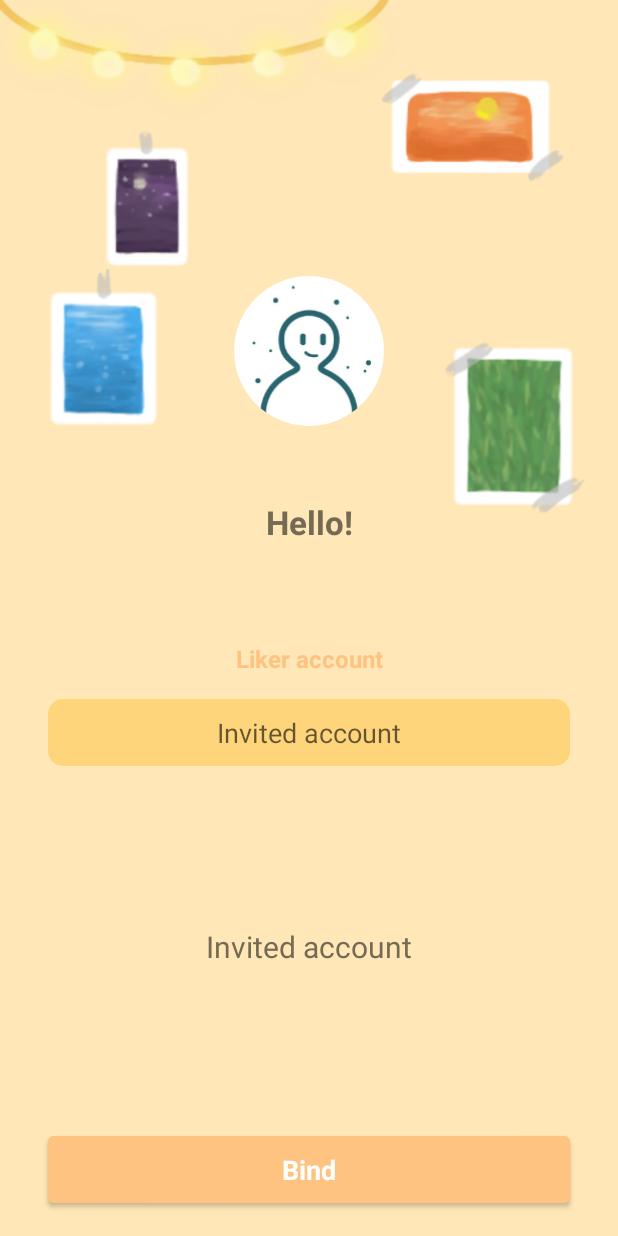
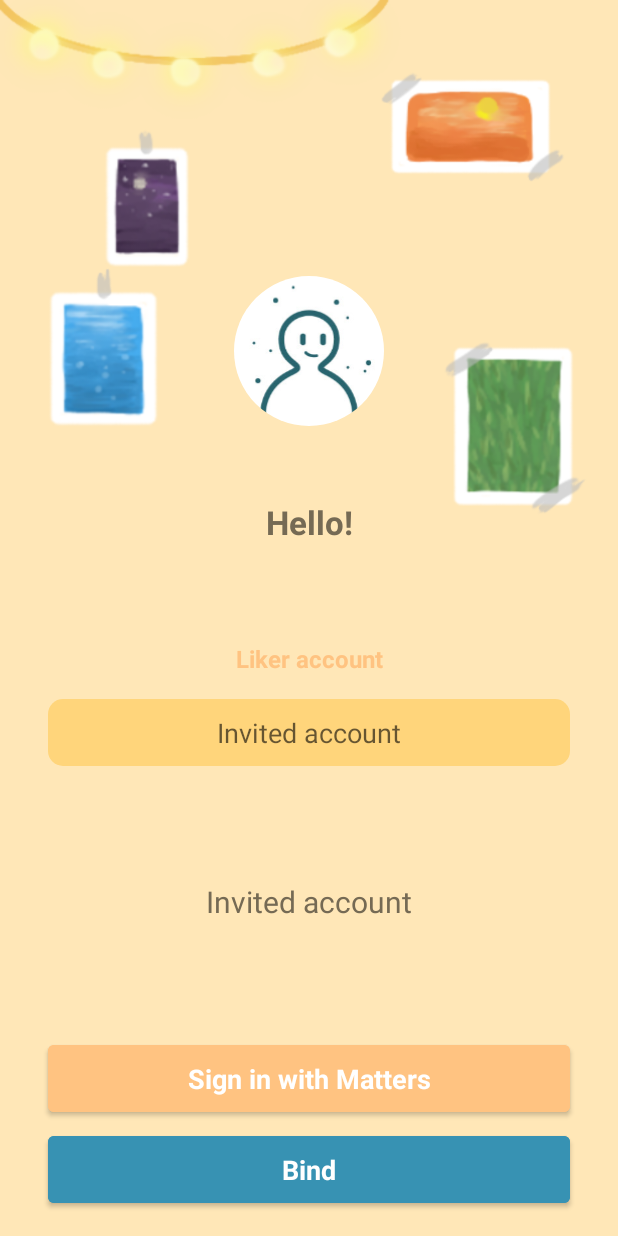
Before and after one commit to thumbb13555/LikeBalance, an Android app: the screen it shows after launch (MainActivity), after a tap on "Bind", on a phone screen of 412 x 824 dp. Run offline under Robolectric (Android 15) with nearby library versions, the phone set to English and light mode, and no system bars; pictures from the network do not load.

Commit message:
Finish ver 0.0.1b

```diff
--- a/app/src/main/java/com/noahliu/likebalance/Controller/LikePriceProvider.kt
+++ b/app/src/main/java/com/noahliu/likebalance/Controller/LikePriceProvider.kt
@@ -69,7 +69,7 @@ class LikePriceProvider : AppWidgetProvider() {
         val manager = context.getSystemService(Context.ACTIVITY_SERVICE) as ActivityManager
         val list = manager.getRunningServices(Int.MAX_VALUE)
         for (info in list) {
-            if (PriceService::class.java.name == info.service.className) return true
+            if (PriceService::class.java.name == info.service.className)return true
         }
         return false
     }
--- a/app/src/main/java/com/noahliu/likebalance/Controller/LoginActivity.kt
+++ b/app/src/main/java/com/noahliu/likebalance/Controller/LoginActivity.kt
@@ -32,7 +32,12 @@ class LoginActivity :  BaseActivity() ,GetAsyncTask.OnHttpRespond{
     override fun onCreate(savedInstanceState: Bundle?) {
         super.onCreate(savedInstanceState)
         setContentView(R.layout.activity_login)
+        val account = intent.getStringExtra(LOGIN_INFO)
+        val edAccount = findViewById<EditText>(R.id.editText_Account)
+        edAccount.setText(account)
+
         waitDialog = ProgressDialog(this)
+        waitDialog.setMessage(getString(R.string.dialog_wait))
     }
     fun signButtonClick(view: View){
         waitDialog.show()
@@ -44,6 +49,7 @@ class LoginActivity :  BaseActivity() ,GetAsyncTask.OnHttpRespond{
             if (account.isBlank() || password.isBlank()){
                 runOnUiThread {
                     showToast(getString(R.string.login_account_or_psw_is_empty))
+                    waitDialog.dismiss()
                 }
                 return@Thread
             }
--- a/app/src/main/java/com/noahliu/likebalance/Controller/MainActivity.kt
+++ b/app/src/main/java/com/noahliu/likebalance/Controller/MainActivity.kt
@@ -22,12 +22,15 @@ import com.noahliu.likebalance.Untils.API
 import kotlinx.coroutines.*
 
 
-class MainActivity : BaseActivity() ,GetAsyncTask.OnHttpRespond{
-    companion object{
-        val TAG = MainActivity::class.java.simpleName+"My"
+class MainActivity : BaseActivity(), GetAsyncTask.OnHttpRespond {
+    companion object {
+        val TAG = MainActivity::class.java.simpleName + "My"
+        val UPDATE_Balance = "android.appwidget.action.UPDATE"
     }
-    lateinit var igHeadshot:ImageView
-    lateinit var btBind:Button
+
+    lateinit var igHeadshot: ImageView
+    lateinit var btBind: Button
+
     @SuppressLint("UseCompatLoadingForDrawables")
     override fun onCreate(savedInstanceState: Bundle?) {
         super.onCreate(savedInstanceState)
@@ -39,40 +42,50 @@ class MainActivity : BaseActivity() ,GetAsyncTask.OnHttpRespond{
         val intent = Intent()
         intent.action = "android.appwidget.action.APPWIDGET_UPDATE"
         sendBroadcast(intent)
-        if (likerAccount != null){
+        if (likerAccount != null) {
             Log.d(TAG, "onCreate(Activity)")
             updateUI(likerAccount)
-        }else{
+        } else {
             updateUI()
         }
     }
 
     //Bind button clicked.
-    fun logout(view: View){
-       if (MySharedPreferences.read(this) != null){
+    fun loginFromMatters(view: View) {
+        val intent = Intent(this,LoginActivity::class.java)
+        val edInput = findViewById<EditText>(R.id.editTextText_Account)
+        val account = edInput.text.toString().trim()
+        intent.putExtra(LOGIN_INFO,account)
+        startActivity(intent)
+        finish()
+    }
+
+    //Bind button clicked.
+    fun logout(view: View) {
+        if (MySharedPreferences.read(this) != null) {
             MySharedPreferences.clear(this)
             updateUI()
-       }else{
+        } else {
             val edInput = findViewById<EditText>(R.id.editTextText_Account)
             val account = edInput.text.toString().trim()
-           if (account.isEmpty()){
+            if (account.isEmpty()) {
                 showToast(getString(R.string.main_word_account_input_hint))
                 return
             }
-           sendGET(accountRequest(account),0,true,this)
+            sendGET(accountRequest(account), 0, true, this)
         }
     }
 
     @SuppressLint("SetTextI18n")
     override fun onHttpRespond(result: ArrayList<String>, operationCode: Int) {
         val res = result[0]
-        if (res == "Not Found"){
+        if (res == "Not Found") {
             showToast(getString(R.string.main_word_not_found))
             return
         }
-        val gson = Gson().fromJson(res,LikerAccount::class.java)
+        val gson = Gson().fromJson(res, LikerAccount::class.java)
         updateUI(gson)
-        MySharedPreferences.write(this,gson)
+        MySharedPreferences.write(this, gson)
     }
 
     @SuppressLint("SetTextI18n")
@@ -84,12 +97,18 @@ class MainActivity : BaseActivity() ,GetAsyncTask.OnHttpRespond{
         val tvTitle = findViewById<TextView>(R.id.textView_Hello)
         val tvWallet = findViewById<TextView>(R.id.textView_WalletRespond)
         val edInput = findViewById<EditText>(R.id.editTextText_Account)
+        val btMattersLogin = findViewById<Button>(R.id.button_MattersLogin)
+        btMattersLogin.visibility = View.GONE
         edInput.setText(gson.user)
         tvTitle.text = getString(R.string.main_word_hello) + " ${gson.displayName}"
         btBind.text = getString(R.string.main_word_unbind)
         tvWallet.text = getString(R.string.main_word_bind_success)
         edInput.isEnabled = false
+        val intent = Intent()
+        intent.action = UPDATE_Balance
+        sendBroadcast(intent)
     }
+
     @SuppressLint("SetTextI18n")
     private fun updateUI() {
         Glide.with(this).load(R.drawable.blank_head)
@@ -99,6 +118,8 @@ class MainActivity : BaseActivity() ,GetAsyncTask.OnHttpRespond{
         val tvTitle = findViewById<TextView>(R.id.textView_Hello)
         val tvWallet = findViewById<TextView>(R.id.textView_WalletRespond)
         val edInput = findViewById<EditText>(R.id.editTextText_Account)
+        val btMattersLogin = findViewById<Button>(R.id.button_MattersLogin)
+        btMattersLogin.visibility = View.VISIBLE
         edInput.setText("")
         tvTitle.text = getString(R.string.main_word_hello)
         btBind.text = getString(R.string.main_word_bind)
--- a/app/src/main/java/com/noahliu/likebalance/Module/Activity/BaseActivity.kt
+++ b/app/src/main/java/com/noahliu/likebalance/Module/Activity/BaseActivity.kt
@@ -12,6 +12,10 @@ import com.noahliu.likebalance.Untils.API
 import okhttp3.FormBody
 
 abstract class BaseActivity : API() {
+    companion object{
+        const val LOGIN_INFO = "ACCOUNT"
+    }
+
 
     fun sendGET(
         url: String,
--- a/app/src/main/java/com/noahliu/likebalance/Module/Service/PriceService.kt
+++ b/app/src/main/java/com/noahliu/likebalance/Module/Service/PriceService.kt
@@ -4,7 +4,9 @@ import android.annotation.SuppressLint
 import android.app.PendingIntent
 import android.app.Service
 import android.appwidget.AppWidgetManager
+import android.content.BroadcastReceiver
 import android.content.ComponentName
+import android.content.Context
 import android.content.Intent
 import android.os.Handler
 import android.os.IBinder
@@ -145,4 +147,6 @@ class PriceService : Service(), Runnable {
 
         handler.postDelayed(this, delay)
     }
+
+
 }
--- a/app/src/main/res/layout/activity_login.xml
+++ b/app/src/main/res/layout/activity_login.xml
@@ -21,6 +21,7 @@
         android:ems="10"
         android:hint="@string/main_word_invite_account"
         android:inputType="textPersonName"
+        android:minHeight="48dp"
         android:padding="10dp"
         android:textColor="@color/main_text_color"
         app:layout_constraintEnd_toEndOf="parent"
@@ -40,8 +41,9 @@
         android:drawableStart="@drawable/ic_password"
         android:drawablePadding="5dp"
         android:ems="10"
-        android:hint="Invited password"
+        android:hint="@string/login_invited_password"
         android:inputType="textPassword"
+        android:minHeight="48dp"
         android:padding="10dp"
         android:textColor="@color/main_text_color"
         app:layout_constraintEnd_toEndOf="parent"
@@ -55,7 +57,7 @@
         android:layout_height="wrap_content"
         android:onClick="signButtonClick"
         android:padding="10dp"
-        android:text="Sign in"
+        android:text="@string/sign_in"
         android:textAppearance="@style/TextAppearance.AppCompat.Display3"
         android:textColor="@android:color/white"
         android:textSize="18sp"
--- a/app/src/main/res/layout/activity_main.xml
+++ b/app/src/main/res/layout/activity_main.xml
@@ -99,6 +99,27 @@
         app:layout_constraintEnd_toEndOf="@+id/editTextText_Account"
         app:layout_constraintHorizontal_bias="0.0"
         app:layout_constraintStart_toStartOf="@+id/editTextText_Account"
+        android:backgroundTint="@color/button_reverse_color"
+        app:rippleColor="@android:color/background_light" />
+
+    <Button
+        android:id="@+id/button_MattersLogin"
+        android:layout_width="0dp"
+        android:layout_height="wrap_content"
+        android:layout_marginBottom="4dp"
+        android:onClick="loginFromMatters"
+        android:padding="10dp"
+        android:text="@string/main_word_sign_with_matters"
+        android:textAppearance="@style/TextAppearance.AppCompat.Display3"
+        android:textColor="@color/white"
+        android:textSize="18sp"
+        android:textStyle="bold"
+        android:theme="@style/MyButtonStyle"
+        app:layout_constraintBottom_toTopOf="@+id/button_Bind"
+        app:layout_constraintEnd_toEndOf="@+id/editTextText_Account"
+        app:layout_constraintHorizontal_bias="0.0"
+
+        app:layout_constraintStart_toStartOf="@+id/editTextText_Account"
         app:rippleColor="@android:color/background_light" />
 
     <TextView
@@ -109,7 +130,7 @@
         android:textAlignment="center"
         android:textColor="@color/main_text_color"
         android:textSize="20dp"
-        app:layout_constraintBottom_toTopOf="@+id/button_Bind"
+        app:layout_constraintBottom_toTopOf="@+id/button_MattersLogin"
         app:layout_constraintEnd_toEndOf="@+id/button_Bind"
         app:layout_constraintStart_toStartOf="@+id/button_Bind"
         app:layout_constraintTop_toBottomOf="@+id/editTextText_Account" />
--- a/app/src/main/res/values/colors.xml
+++ b/app/src/main/res/values/colors.xml
@@ -19,5 +19,6 @@
     <color name="main_text_color">#756A54</color>
     <color name="info_background1">#D5EFEC</color>
     <color name="info_background2">#EEE7B9</color>
+    <color name="button_reverse_color">#3792B3</color>
 
 </resources>
--- a/app/src/main/res/values/strings.xml
+++ b/app/src/main/res/values/strings.xml
@@ -17,4 +17,8 @@
     <string name="now_price">Now Price</string>
     <string name="service_no_internet">(No Internet)</string>
     <string name="main_word_unbind">Unbind</string>
+    <string name="main_word_sign_with_matters">Sign in with Matters</string>
+    <string name="dialog_wait">Please wait..</string>
+    <string name="login_invited_password">Invited password</string>
+    <string name="sign_in">Sign in</string>
 </resources>
```
Also changed, not shown: app/src/main/java/com/noahliu/likebalance/Module/Service/BalanceService.kt (+36 -4 lines), 1 other file. Lines whose indentation alone changed are shown as unchanged.
